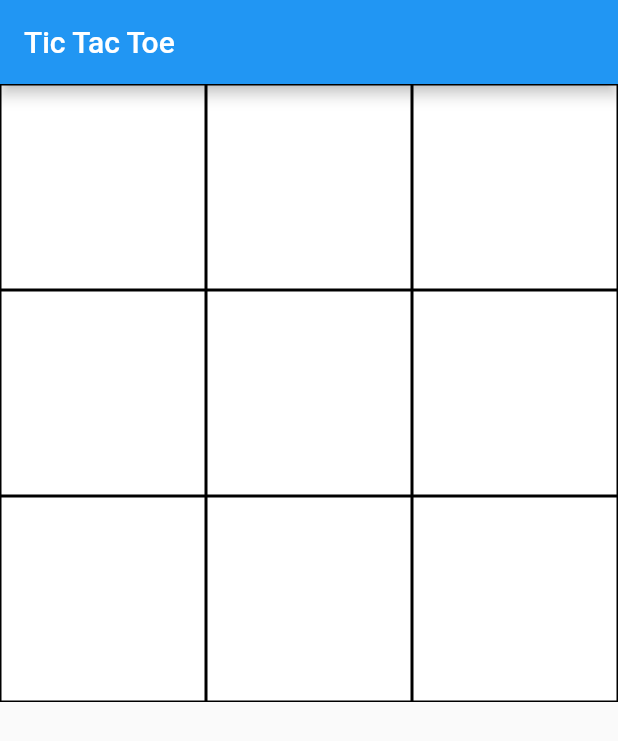
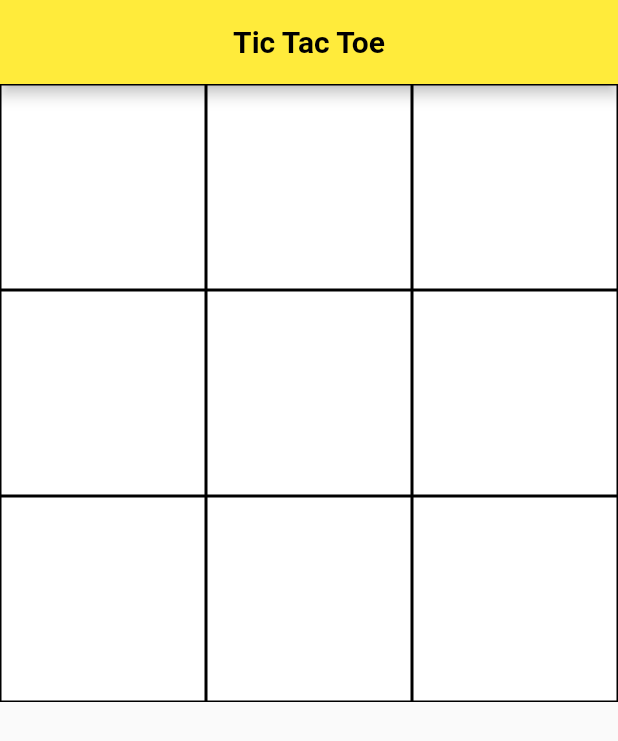
Before and after one commit to bdykdz/gadtema3, a Flutter app: the screen it shows after launch, on a phone screen of 412 x 824 dp. Shown: the top 741 px of the screen. Run offline on Flutter 3.47's test engine with Material 2 defaults, Android fonts, the phone set to English and light mode, and no system bars.

Commit message:
final cu comentarii

```diff
--- a/lib/tictactoe.dart
+++ b/lib/tictactoe.dart
@@ -8,6 +8,7 @@ class TicTacToeGame extends StatefulWidget {
 }
 
 class TicTacToeGameState extends State<TicTacToeGame> {
+  // Tabla de joc și variabilele aferente stării.
   List<String> _board = List.filled(9, '');
   bool _isPlayer1Turn = true;
   List<int>? _winningIndices;
@@ -17,17 +18,29 @@ class TicTacToeGameState extends State<TicTacToeGame> {
     _winningIndices = _checkWinner(_board);
     return Scaffold(
       appBar: AppBar(
-        title: const Text('Tic Tac Toe'),
+        title: const Text(
+          'Tic Tac Toe',
+          style: TextStyle(
+            color: Colors.black,
+            fontSize: 20,
+            fontWeight: FontWeight.bold,
+          ),
+        ),
+        centerTitle: true,
+        backgroundColor: Colors.yellow,
       ),
-      body: Stack(
+      body: Column(
         children: [
-          _buildBoard(),
-          if (_winningIndices != null) _buildPlayAgainButton(),
+          // Construiește tabla de joc.
+          Expanded(child: _buildBoard()),
+          // Dacă există un câștigător sau remiză, afișează butonul "Play Again".
+          if (_winningIndices != null || _isGameOver()) _buildPlayAgainButton(),
         ],
       ),
     );
   }
 
+  // _buildBoard generează o grilă 3x3 folosind GridView.builder.
   Widget _buildBoard() {
     return GridView.builder(
       itemCount: 9,
@@ -35,15 +48,20 @@ class TicTacToeGameState extends State<TicTacToeGame> {
         crossAxisCount: 3,
       ),
       itemBuilder: (BuildContext context, int index) {
+        // Creează un pătrat la indexul dat.
         return _buildSquare(index);
       },
     );
   }
 
+  // _buildSquare creează un pătrat la indexul dat, gestionând evenimentele onTap
+  // și aplicând culoarea corespunzătoare în funcție de starea jocului.
   Widget _buildSquare(int index) {
+    // Verifică dacă pătratul face parte din linia câștigătoare.
     bool isWinningSquare = _winningIndices != null && _winningIndices!.contains(index);
     bool gameOver = _isGameOver();
 
+    // Construiește pătratul cu culoarea și comportamentul onTap corespunzător.
     return GestureDetector(
       onTap: () => _handleTap(index),
       child: AnimatedContainer(
@@ -65,6 +83,8 @@ class TicTacToeGameState extends State<TicTacToeGame> {
     );
   }
 
+// _handleTap gestionează evenimentele de atingere pe fiecare pătrat, umplând
+// pătratul dacă este gol și schimbând rândul între cei doi jucători.
   void _handleTap(int index) {
     if (_board[index] == '' && !_isGameOver()) {
       setState(() {
@@ -74,10 +94,14 @@ class TicTacToeGameState extends State<TicTacToeGame> {
     }
   }
 
+// _isGameOver verifică dacă jocul s-a încheiat verificând dacă există un câștigător
+// sau dacă tabla este plină.
   bool _isGameOver() {
     return _checkWinner(_board) != null || !_board.contains('');
   }
 
+// _checkWinner verifică dacă există un câștigător pe tabla de joc comparând starea
+// acesteia cu o listă de poziții câștigătoare posibile.
   List<int>? _checkWinner(List<String> board) {
     List<List<int>> winningPositions = [
       [0, 1, 2],
@@ -103,6 +127,7 @@ class TicTacToeGameState extends State<TicTacToeGame> {
     return null;
   }
 
+// _buildPlayAgainButton creează un buton care resetează starea jocului când este apăsat.
   Widget _buildPlayAgainButton() {
     return Center(
       child: ElevatedButton(
@@ -112,6 +137,9 @@ class TicTacToeGameState extends State<TicTacToeGame> {
             _isPlayer1Turn = true;
           });
         },
+        style: ElevatedButton.styleFrom(
+          primary: Colors.grey,
+        ),
         child: const Text('Play again'),
       ),
     );
```
